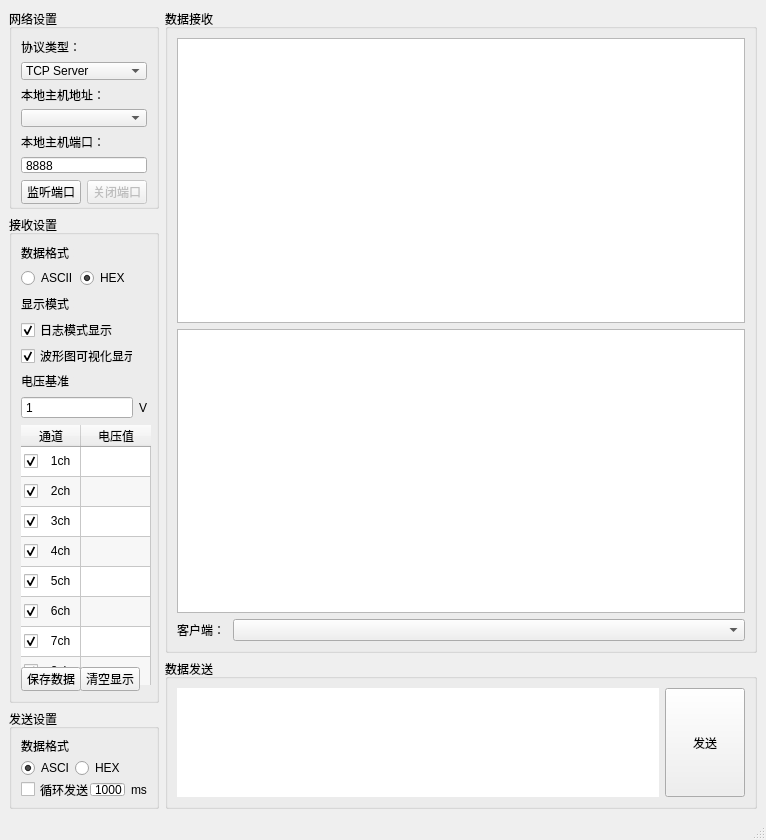
Qt form gui/MainWindow.ui (sou6qiu/NetWaveform) before a commit.
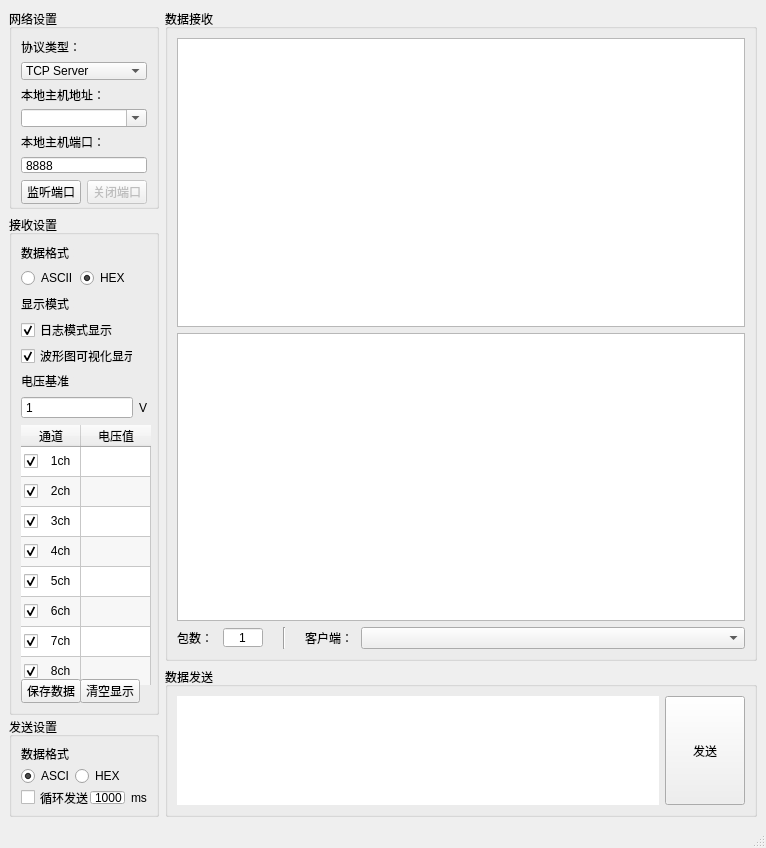
The same form after that commit. Icons and pictures are not drawn. Custom widgets are drawn as their Qt base class.

Diff of the .ui file:
```diff
--- a/gui/MainWindow.ui
+++ b/gui/MainWindow.ui
@@ -7,7 +7,7 @@
     <x>0</x>
     <y>0</y>
     <width>764</width>
-    <height>838</height>
+    <height>848</height>
    </rect>
   </property>
   <property name="windowTitle">
@@ -100,7 +100,11 @@
            </widget>
           </item>
           <item row="3" column="0" colspan="2">
-           <widget class="QComboBox" name="ip_box"/>
+           <widget class="QComboBox" name="ip_box">
+            <property name="editable">
+             <bool>true</bool>
+            </property>
+           </widget>
           </item>
           <item row="4" column="0" colspan="2">
            <widget class="QLabel" name="port_label">
@@ -159,7 +163,7 @@
          <property name="minimumSize">
           <size>
            <width>150</width>
-           <height>450</height>
+           <height>500</height>
           </size>
          </property>
          <property name="maximumSize">
@@ -441,7 +445,7 @@
             </item>
             <item row="0" column="1">
              <property name="text">
-              <string> </string>
+              <string/>
              </property>
              <property name="textAlignment">
               <set>AlignCenter</set>
@@ -460,7 +464,7 @@
             </item>
             <item row="1" column="1">
              <property name="text">
-              <string> </string>
+              <string/>
              </property>
              <property name="textAlignment">
               <set>AlignCenter</set>
@@ -479,7 +483,7 @@
             </item>
             <item row="2" column="1">
              <property name="text">
-              <string> </string>
+              <string/>
              </property>
              <property name="textAlignment">
               <set>AlignCenter</set>
@@ -498,7 +502,7 @@
             </item>
             <item row="3" column="1">
              <property name="text">
-              <string> </string>
+              <string/>
              </property>
              <property name="textAlignment">
               <set>AlignCenter</set>
@@ -517,7 +521,7 @@
             </item>
             <item row="4" column="1">
              <property name="text">
-              <string> </string>
+              <string/>
              </property>
              <property name="textAlignment">
               <set>AlignCenter</set>
@@ -536,7 +540,7 @@
             </item>
             <item row="5" column="1">
              <property name="text">
-              <string> </string>
+              <string/>
              </property>
              <property name="textAlignment">
               <set>AlignCenter</set>
@@ -555,7 +559,7 @@
             </item>
             <item row="6" column="1">
              <property name="text">
-              <string> </string>
+              <string/>
              </property>
              <property name="textAlignment">
               <set>AlignCenter</set>
@@ -574,7 +578,7 @@
             </item>
             <item row="7" column="1">
              <property name="text">
-              <string> </string>
+              <string/>
              </property>
              <property name="textAlignment">
               <set>AlignCenter</set>
@@ -780,6 +784,75 @@
             </item>
             <item>
              <layout class="QHBoxLayout" name="horizontalLayout_3">
+              <item>
+               <widget class="QLabel" name="pack_label">
+                <property name="minimumSize">
+                 <size>
+                  <width>40</width>
+                  <height>21</height>
+                 </size>
+                </property>
+                <property name="maximumSize">
+                 <size>
+                  <width>40</width>
+                  <height>21</height>
+                 </size>
+                </property>
+                <property name="text">
+                 <string>包数：</string>
+                </property>
+               </widget>
+              </item>
+              <item>
+               <widget class="QSpinBox" name="pack_num">
+                <property name="minimumSize">
+                 <size>
+                  <width>40</width>
+                  <height>21</height>
+                 </size>
+                </property>
+                <property name="maximumSize">
+                 <size>
+                  <width>40</width>
+                  <height>21</height>
+                 </size>
+                </property>
+                <property name="alignment">
+                 <set>Qt::AlignCenter</set>
+                </property>
+                <property name="buttonSymbols">
+                 <enum>QAbstractSpinBox::NoButtons</enum>
+                </property>
+                <property name="minimum">
+                 <number>1</number>
+                </property>
+                <property name="maximum">
+                 <number>1000</number>
+                </property>
+               </widget>
+              </item>
+              <item>
+               <widget class="Line" name="line">
+                <property name="windowModality">
+                 <enum>Qt::ApplicationModal</enum>
+                </property>
+                <property name="minimumSize">
+                 <size>
+                  <width>10</width>
+                  <height>0</height>
+                 </size>
+                </property>
+                <property name="maximumSize">
+                 <size>
+                  <width>30</width>
+                  <height>16777215</height>
+                 </size>
+                </property>
+                <property name="orientation">
+                 <enum>Qt::Vertical</enum>
+                </property>
+               </widget>
+              </item>
               <item>
                <widget class="QLabel" name="label_2">
                 <property name="minimumSize">
@@ -797,6 +870,9 @@
                 <property name="text">
                  <string>客户端：</string>
                 </property>
+                <property name="alignment">
+                 <set>Qt::AlignLeading|Qt::AlignLeft|Qt::AlignVCenter</set>
+                </property>
                </widget>
               </item>
               <item>
```
